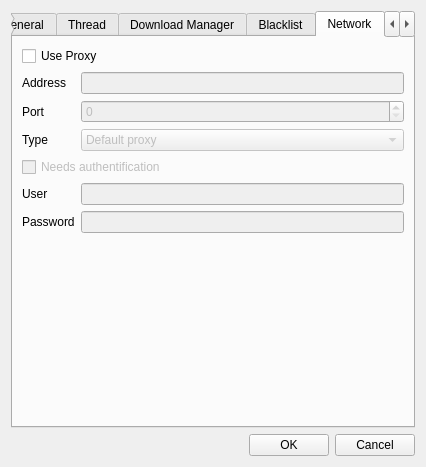
The window that gui/uiconfig.ui (chrisdevchroma/fourchan-dl) describes before a commit, drawn with Qt 5.
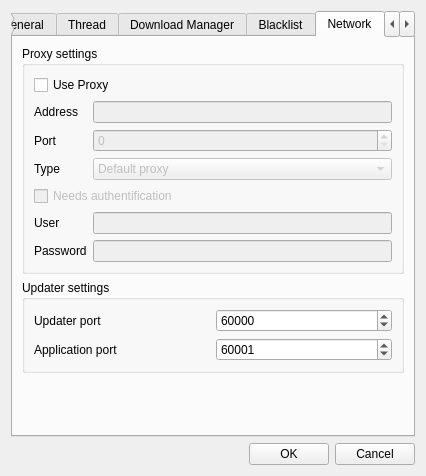
The same window after the commit. The open tabs and pages were chosen to show the change. Icons and pictures are not drawn.

Patch:
```diff
--- a/gui/uiconfig.ui
+++ b/gui/uiconfig.ui
@@ -10,7 +10,7 @@
     <x>0</x>
     <y>0</y>
     <width>426</width>
-    <height>467</height>
+    <height>476</height>
    </rect>
   </property>
   <property name="sizePolicy">
@@ -628,6 +628,12 @@
       <attribute name="title">
        <string>Network</string>
       </attribute>
+      <layout class="QVBoxLayout" name="verticalLayout_2">
+       <item>
+        <widget class="QGroupBox" name="groupBox">
+         <property name="title">
+          <string>Proxy settings</string>
+         </property>
       <layout class="QGridLayout" name="gridLayout_2">
        <item row="0" column="0" colspan="2">
         <widget class="QCheckBox" name="cbUseProxy">
@@ -747,15 +753,73 @@
          </property>
         </widget>
        </item>
-       <item row="7" column="1">
+         </layout>
+        </widget>
+       </item>
+       <item>
+        <widget class="QGroupBox" name="groupBox_2">
+         <property name="title">
+          <string>Updater settings</string>
+         </property>
+         <layout class="QGridLayout" name="gridLayout_8">
+          <item row="0" column="0">
+           <widget class="QLabel" name="label_20">
+            <property name="text">
+             <string>Updater port</string>
+            </property>
+           </widget>
+          </item>
+          <item row="0" column="1">
+           <widget class="QSpinBox" name="sbUpdaterPort">
+            <property name="toolTip">
+             <string>49152 - 65535</string>
+            </property>
+            <property name="minimum">
+             <number>49152</number>
+            </property>
+            <property name="maximum">
+             <number>65535</number>
+            </property>
+            <property name="value">
+             <number>60000</number>
+            </property>
+           </widget>
+          </item>
+          <item row="1" column="0">
+           <widget class="QLabel" name="label_22">
+            <property name="text">
+             <string>Application port</string>
+            </property>
+           </widget>
+          </item>
+          <item row="1" column="1">
+           <widget class="QSpinBox" name="sbApplicationPort">
+            <property name="toolTip">
+             <string>49152 - 65535</string>
+            </property>
+            <property name="minimum">
+             <number>49152</number>
+            </property>
+            <property name="maximum">
+             <number>65535</number>
+            </property>
+            <property name="value">
+             <number>60001</number>
+            </property>
+           </widget>
+          </item>
+         </layout>
+        </widget>
+       </item>
+       <item>
         <spacer name="verticalSpacer_4">
          <property name="orientation">
           <enum>Qt::Vertical</enum>
          </property>
          <property name="sizeHint" stdset="0">
           <size>
-           <width>20</width>
-           <height>40</height>
+           <width>358</width>
+           <height>85</height>
           </size>
          </property>
         </spacer>
```
Lines whose indentation alone changed are shown as unchanged.
